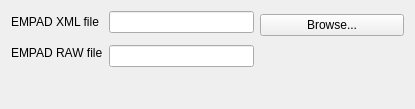
Before: the Qt Designer form FourDExplorer/ui/uiWidgetImportEMPAD.ui in ManifoldsHu/FourDExplorer, drawn with Qt 5.
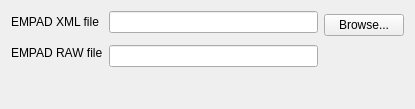
After: the same form once the commit is applied.

The edit to the form file:
```diff
--- a/FourDExplorer/ui/uiWidgetImportEMPAD.ui
+++ b/FourDExplorer/ui/uiWidgetImportEMPAD.ui
@@ -48,6 +48,9 @@
        <property name="orientation">
         <enum>Qt::Horizontal</enum>
        </property>
+       <property name="sizeType">
+        <enum>QSizePolicy::Minimum</enum>
+       </property>
        <property name="sizeHint" stdset="0">
         <size>
          <width>40</width>
```
